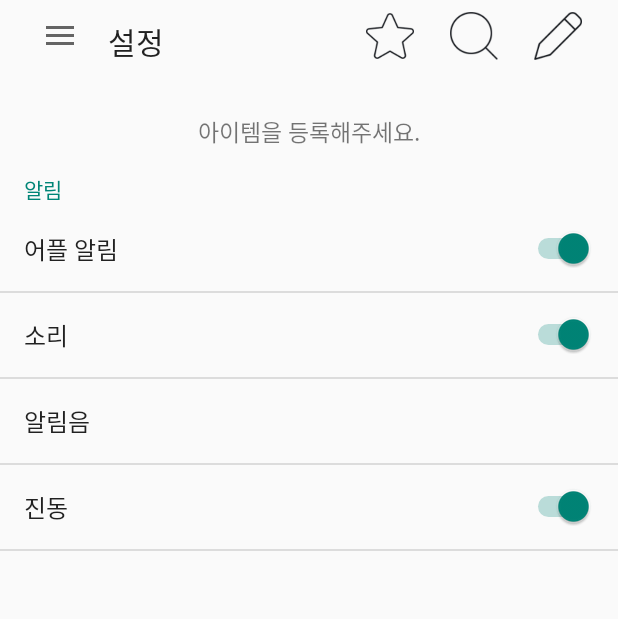
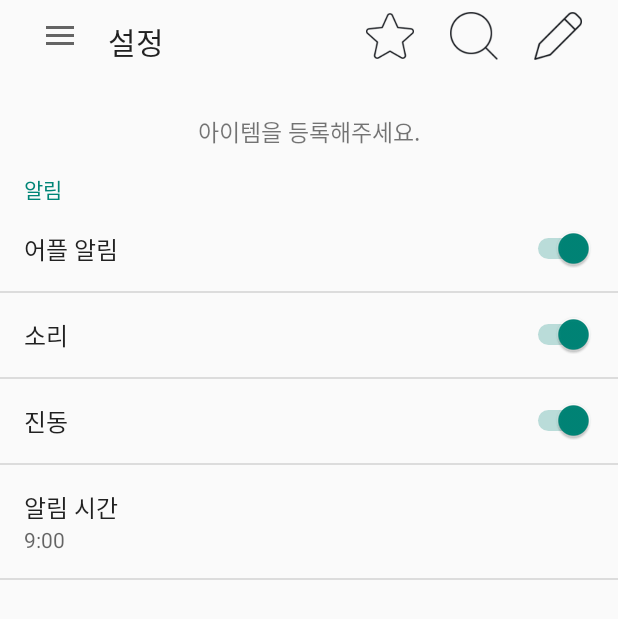
Before and after one commit to EunAeKim09/CosmeticMngApp, an Android app: the screen it shows after launch (MainActivity), in the side drawer, after a tap on "설정", on a phone screen of 412 x 824 dp. Shown: the top 619 px of the screen. Run offline under Robolectric (Android 15) with nearby library versions, the phone set to English and light mode, and no system bars; 2 statements that could not run were skipped.

```diff
--- a/app/src/main/java/kr/or/dgit/it/cosmeticmngapp/AlarmReceiver.java
+++ b/app/src/main/java/kr/or/dgit/it/cosmeticmngapp/AlarmReceiver.java
@@ -1,5 +1,6 @@
 package kr.or.dgit.it.cosmeticmngapp;
 
+import android.app.Notification;
 import android.app.NotificationManager;
 import android.app.PendingIntent;
 import android.content.BroadcastReceiver;
@@ -38,6 +39,10 @@ public class AlarmReceiver extends BroadcastReceiver {
         manager = (NotificationManager) context.getSystemService(Context.NOTIFICATION_SERVICE);
         builder = new NotificationCompat.Builder(context);
         builder.setSmallIcon(android.R.drawable.ic_notification_overlay);
+
+        //진동, 소리 설정
+        //builder.setDefaults(Notification.DEFAULT_SOUND|Notification.FLAG_INSISTENT);
+        //알람 시간 설정
 
         long now = System.currentTimeMillis();
         Date date = new Date(now);
--- a/app/src/main/java/kr/or/dgit/it/cosmeticmngapp/MainActivity.java
+++ b/app/src/main/java/kr/or/dgit/it/cosmeticmngapp/MainActivity.java
@@ -3,42 +3,21 @@ package kr.or.dgit.it.cosmeticmngapp;
 import android.Manifest;
 import android.app.Activity;
 import android.app.ActivityManager;
-import android.app.AlarmManager;
 import android.app.Fragment;
-import android.app.NotificationManager;
-import android.app.PendingIntent;
 import android.content.DialogInterface;
 import android.content.Intent;
 import android.content.pm.PackageManager;
-import android.database.Cursor;
-import android.graphics.Bitmap;
-import android.graphics.BitmapFactory;
 import android.os.Bundle;
 import android.support.design.widget.NavigationView;
 import android.support.v4.app.ActivityCompat;
-
-import android.support.v4.app.NotificationCompat;
 import android.support.v4.content.ContextCompat;
 import android.support.v4.widget.DrawerLayout;
 import android.support.v7.app.ActionBarDrawerToggle;
 import android.support.v7.app.AlertDialog;
 import android.support.v7.widget.Toolbar;
 import android.util.Log;
-import android.view.Gravity;
-import android.view.LayoutInflater;
-import android.view.View;
 import android.widget.Button;
-import android.widget.CheckBox;
-import android.widget.CompoundButton;
 import android.widget.TextView;
-
-import java.text.SimpleDateFormat;
-import java.util.Calendar;
-import java.util.Date;
-
-import kr.or.dgit.it.cosmeticmngapp.dao.UserCosmeticDAO;
-import kr.or.dgit.it.cosmeticmngapp.dao.UserCosmeticToolsDAO;
-import kr.or.dgit.it.cosmeticmngapp.dao.UserLensDAO;
 import kr.or.dgit.it.cosmeticmngapp.db.DBhelper;
 
 public class MainActivity extends android.support.v7.app.AppCompatActivity implements NavigationView.OnNavigationItemSelectedListener{
@@ -150,13 +129,9 @@ public class MainActivity extends android.support.v7.app.AppCompatActivity imple
         setTitleName();
         fragment = MyItemList.newInstance();
 
-
         if(fragNum == 4){
             Fragment settingFragment = new SettingFragment();
-          //  fragmentTransaction.replace(R.id.fragment_container, (Fragment)settingFragment).commit();
-
-
-           getFragmentManager().beginTransaction().replace(R.id.fragment_container, settingFragment).show(settingFragment).commit();
+            getFragmentManager().beginTransaction().replace(R.id.fragment_container, settingFragment).show(settingFragment).commit();
         }else{
             Bundle bundle = new Bundle();
             bundle.putInt("frag", fragNum);
@@ -164,8 +139,6 @@ public class MainActivity extends android.support.v7.app.AppCompatActivity imple
             fragment.getListDatas();
             getFragmentManager().beginTransaction().replace(R.id.fragment_container, fragment).commit();
         }
-
-
 
         drawerLayout.closeDrawer(android.support.v4.view.GravityCompat.START);
         return true;
--- a/app/src/main/java/kr/or/dgit/it/cosmeticmngapp/SettingFragment.java
+++ b/app/src/main/java/kr/or/dgit/it/cosmeticmngapp/SettingFragment.java
@@ -4,7 +4,10 @@ import android.content.Context;
 import android.net.Uri;
 import android.os.Bundle;
 
+import android.preference.ListPreference;
+import android.preference.Preference;
 import android.preference.PreferenceFragment;
+import android.preference.PreferenceManager;
 import android.support.annotation.Nullable;
 import android.support.v4.app.Fragment;
 import android.view.LayoutInflater;
@@ -21,5 +24,27 @@ public class SettingFragment extends PreferenceFragment {
     public void onCreate(@Nullable Bundle savedInstanceState) {
         super.onCreate(savedInstanceState);
         addPreferencesFromResource(R.xml.setting_preference);
+        setOnPreferenceChange(findPreference("alarmTime"));
+
+    }
+
+    private Preference.OnPreferenceChangeListener onPreferenceChangeListener = new Preference.OnPreferenceChangeListener() {
+        @Override
+        public boolean onPreferenceChange(Preference preference, Object newValue) {
+            String stringValue = newValue.toString();
+            if (preference instanceof ListPreference) {
+                ListPreference listPreference = (ListPreference) preference;
+                int index = listPreference.findIndexOfValue(stringValue);
+                preference.setSummary(index >= 0 ? listPreference.getEntries()[index] : null);
+            }
+            return true;
+        }
+    };
+
+    private void setOnPreferenceChange(Preference mPreference) {
+        mPreference.setOnPreferenceChangeListener(onPreferenceChangeListener);
+
+        onPreferenceChangeListener.onPreferenceChange(mPreference,
+                PreferenceManager.getDefaultSharedPreferences(mPreference.getContext()).getString(mPreference.getKey(), ""));
     }
 }
--- a/app/src/main/res/values/arrays.xml
+++ b/app/src/main/res/values/arrays.xml
@@ -1,10 +1,55 @@
 <?xml version="1.0" encoding="utf-8"?>
 <resources>
-    <string-array name="CosCategory">
-        <item>카테고리</item>
-        <item>스킨.로션.크림</item>
-        <item>아이쉐도우</item>
-        <item>마스카라</item>
-        <item>아이라이너</item>
+    <string-array name="alarmTime">
+        <item>1:00</item>
+        <item>2:00</item>
+        <item>3:00</item>
+        <item>4:00</item>
+        <item>5:00</item>
+        <item>6:00</item>
+        <item>7:00</item>
+        <item>8:00</item>
+        <item>9:00</item>
+        <item>10:00</item>
+        <item>11:00</item>
+        <item>12:00</item>
+        <item>13:00</item>
+        <item>14:00</item>
+        <item>15:00</item>
+        <item>16:00</item>
+        <item>17:00</item>
+        <item>18:00</item>
+        <item>19:00</item>
+        <item>20:00</item>
+        <item>21:00</item>
+        <item>22:00</item>
+        <item>23:00</item>
+        <item>24:00</item>
+    </string-array>
+    <string-array name="alarmTimeValues">
+        <item>1</item>
+        <item>2</item>
+        <item>3</item>
+        <item>4</item>
+        <item>5</item>
+        <item>6</item>
+        <item>7</item>
+        <item>8</item>
+        <item>9</item>
+        <item>10</item>
+        <item>11</item>
+        <item>12</item>
+        <item>13</item>
+        <item>14</item>
+        <item>15</item>
+        <item>16</item>
+        <item>17</item>
+        <item>18</item>
+        <item>19</item>
+        <item>20</item>
+        <item>21</item>
+        <item>22</item>
+        <item>23</item>
+        <item>24</item>
     </string-array>
 </resources>
--- a/app/src/main/res/xml/setting_preference.xml
+++ b/app/src/main/res/xml/setting_preference.xml
@@ -10,14 +10,18 @@
             android:defaultValue="true"
             android:key="alarmSound"
             android:title="소리"/>
-        <RingtonePreference
-            android:dependency="alarm"
-            android:title="알림음"
-            android:key="ringtone"/>
         <SwitchPreference
             android:dependency="alarm"
             android:defaultValue="true"
             android:key="alarmVib"
             android:title="진동"/>
+        <ListPreference
+            android:dependency="alarm"
+            android:title="알림 시간"
+            android:key="alarmTime"
+            android:entries="@array/alarmTime"
+            android:entryValues="@array/alarmTimeValues"
+            android:defaultValue="9"
+            />
     </PreferenceCategory>
 </PreferenceScreen>
```
